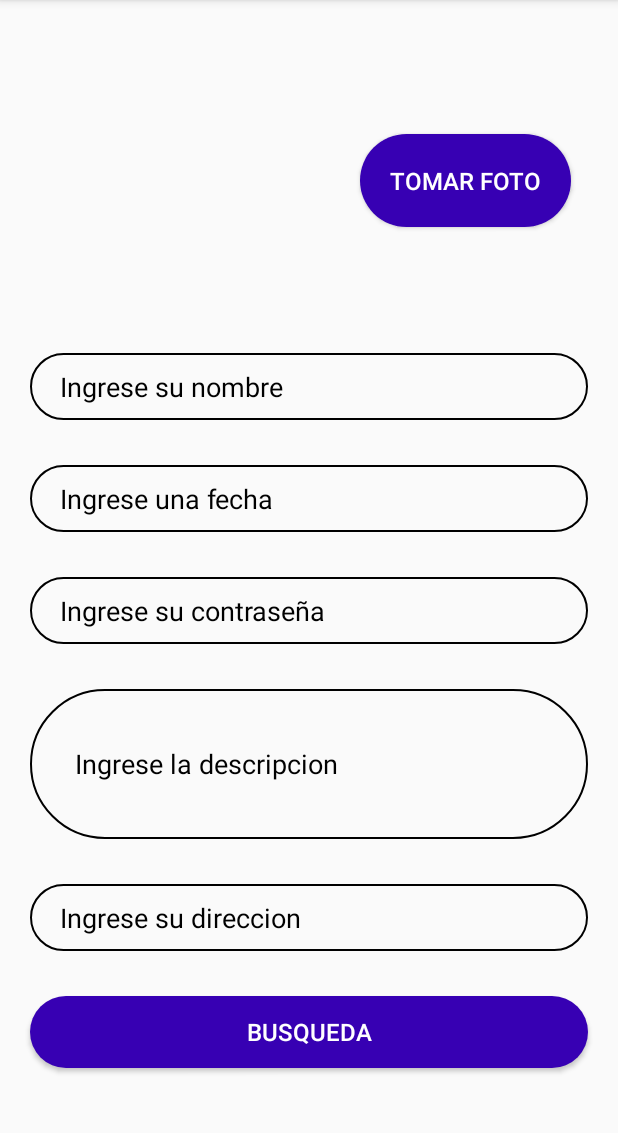
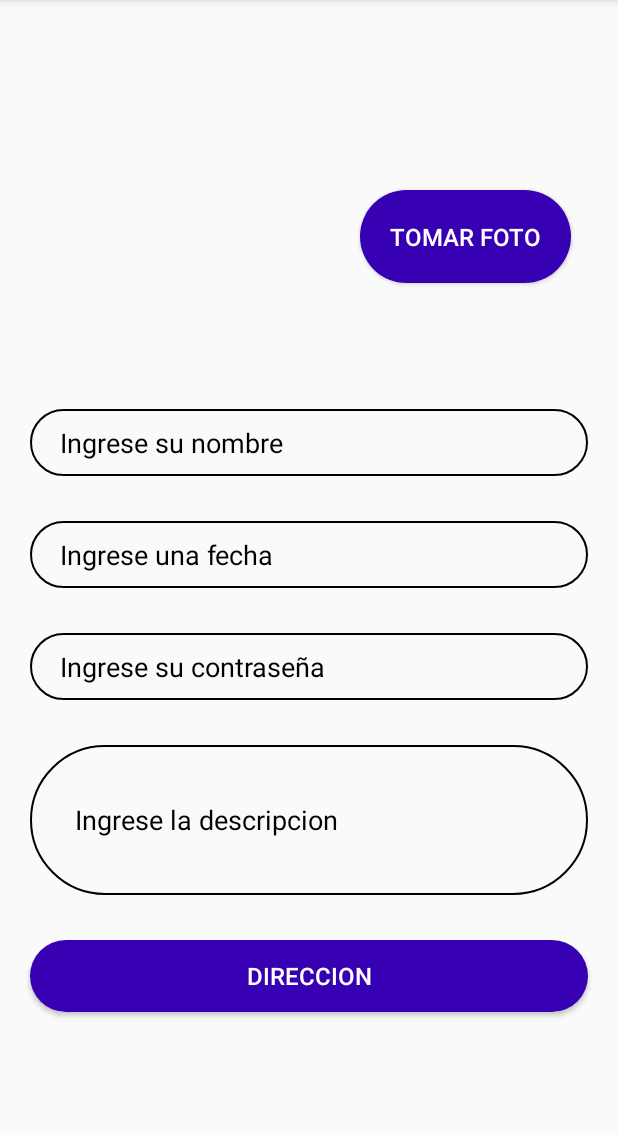
Before and after one commit to JOSEMLI/Practica_Calificada_02, an Android app: the screen it shows after launch (MainActivity), on a phone screen of 412 x 824 dp, the part 84-1217 px from its top. Run offline under Robolectric (Android 15) with nearby library versions, the phone set to English and light mode, and no system bars.

Commit message:
practica calificada 2

```diff
--- a/app/src/main/java/com/example/practicacalificada2/MainActivity.java
+++ b/app/src/main/java/com/example/practicacalificada2/MainActivity.java
@@ -3,23 +3,41 @@ package com.example.practicacalificada2;
 import androidx.annotation.Nullable;
 import androidx.appcompat.app.AppCompatActivity;
 
+import android.app.DatePickerDialog;
+import android.app.Dialog;
 import android.content.Intent;
 import android.graphics.Bitmap;
+import android.net.Uri;
 import android.os.Bundle;
 import android.provider.MediaStore;
 import android.view.View;
 import android.widget.Button;
+import android.widget.DatePicker;
+import android.widget.EditText;
 import android.widget.ImageView;
+
+import java.util.Calendar;
 
 public class MainActivity extends AppCompatActivity {
 
     public static final int CAMERA_PIC_REQUEST = 1;
 
+    private int mYearIni, mMonthIni, mDayIni, sYearIni, sMonthIni, sDayIni;
+    static final int DATE_ID = 0;
+    Calendar C = Calendar.getInstance();
+    private String formato_fecha ="";
+
+    EditText et_fecha ;
     @Override
     protected void onCreate(Bundle savedInstanceState) {
         super.onCreate(savedInstanceState);
         setContentView(R.layout.activity_main);
 
+        sMonthIni = C.get(Calendar.MONTH);
+        sDayIni = C.get(Calendar.DAY_OF_MONTH);
+        sYearIni = C.get(Calendar.YEAR);
+
+        et_fecha = (EditText) findViewById(R.id.et_fecha);
 
         ((Button) findViewById(R.id.btn_foto)).setOnClickListener(new View.OnClickListener() {
             @Override
@@ -29,7 +47,22 @@ public class MainActivity extends AppCompatActivity {
             }
         });
 
+        et_fecha.setOnClickListener(new View.OnClickListener() {
+            @Override
+            public void onClick(View view) {
+                showDialog(DATE_ID);
+            }
+        });
 
+
+        ((Button) findViewById(R.id.btn_direccion)).setOnClickListener(new View.OnClickListener() {
+            @Override
+            public void onClick(View view) {
+                Uri location = Uri.parse("geo:0.0?q=Universidad+Privada+de+Tacna,+Granada,+Tacna ");
+                Intent locationIntent  = new Intent(Intent.ACTION_VIEW , location);
+                startActivity(locationIntent);
+            }
+        });
     }
 
     @Override
@@ -50,4 +83,32 @@ public class MainActivity extends AppCompatActivity {
         }
 
     }
+
+    private void colocar_fecha() {
+
+        et_fecha.setText( mDayIni + "-" + (mMonthIni + 1) + "-" + mYearIni+" ");
+
+        formato_fecha = mDayIni + "-" + (mMonthIni + 1) + "-" + mYearIni+" ";
+    }
+    private DatePickerDialog.OnDateSetListener mDateSetListener = new DatePickerDialog.OnDateSetListener() {
+
+        @Override
+        public void onDateSet(DatePicker view, int year, int monthOfYear, int dayOfMonth) {
+            mYearIni = year;
+            mMonthIni = monthOfYear;
+            mDayIni = dayOfMonth;
+            colocar_fecha();
+        }
+    };
+
+    @Override
+    protected Dialog onCreateDialog(int id) {
+        switch (id) {
+            case DATE_ID:
+                return new DatePickerDialog(this, mDateSetListener, sYearIni, sMonthIni, sDayIni);
+        }
+        return null;
+    }
+
+
 }
--- a/app/src/main/res/layout/activity_main.xml
+++ b/app/src/main/res/layout/activity_main.xml
@@ -59,14 +59,14 @@ tools:context=".MainActivity">
 
 
     <EditText
-        android:id="@+id/et_apellido"
+        android:id="@+id/et_fecha"
         android:layout_width="match_parent"
         android:layout_height="wrap_content"
         android:layout_marginLeft="20dp"
         android:layout_marginRight="20dp"
         android:background="@drawable/input"
         android:hint="Ingrese una fecha"
-        android:inputType="text"
+        android:inputType="date|datetime"
         android:paddingLeft="20dp"
         android:paddingTop="10dp"
         android:paddingRight="10dp"
@@ -75,14 +75,14 @@ tools:context=".MainActivity">
         android:textColorHint="#000000"
         android:layout_marginBottom="30dp"/>
     <EditText
-        android:id="@+id/et_telefono"
+        android:id="@+id/et_password"
         android:layout_width="match_parent"
         android:layout_height="wrap_content"
         android:layout_marginLeft="20dp"
         android:layout_marginRight="20dp"
         android:background="@drawable/input"
         android:hint="Ingrese su contraseña"
-        android:inputType="numberDecimal"
+        android:inputType="textPassword"
         android:paddingLeft="20dp"
         android:paddingTop="10dp"
         android:paddingRight="10dp"
@@ -91,7 +91,7 @@ tools:context=".MainActivity">
         android:textColorHint="#000000"
         android:layout_marginBottom="30dp"/>
     <EditText
-        android:id="@+id/et_dni"
+        android:id="@+id/et_areatext"
         android:layout_width="match_parent"
         android:layout_height="100dp"
         android:padding="30dp"
@@ -108,25 +108,10 @@ tools:context=".MainActivity">
         android:textColor="#000000"
         android:textColorHint="#000000"
         android:layout_marginBottom="30dp"/>
-    <EditText
-        android:id="@+id/et_direccion"
-        android:layout_width="match_parent"
-        android:layout_height="wrap_content"
-        android:layout_marginLeft="20dp"
-        android:layout_marginRight="20dp"
-        android:background="@drawable/input"
-        android:hint="Ingrese su direccion"
-        android:inputType="text"
-        android:paddingLeft="20dp"
-        android:paddingTop="10dp"
-        android:paddingRight="10dp"
-        android:paddingBottom="10dp"
-        android:textColor="#000000"
-        android:textColorHint="#000000"
-        android:layout_marginBottom="30dp"/>
+
 
     <Button
-        android:id="@+id/btn_calcular"
+        android:id="@+id/btn_direccion"
         android:layout_width="match_parent"
         android:layout_height="wrap_content"
         android:layout_marginLeft="20dp"
@@ -134,7 +119,7 @@ tools:context=".MainActivity">
         android:layout_marginBottom="30dp"
         android:background="@drawable/btn_color_fondo"
         android:elevation="5dp"
-        android:text="Busqueda"
+        android:text="Direccion"
         android:textColor="#fff"
         android:textSize="16sp" />
 
```
